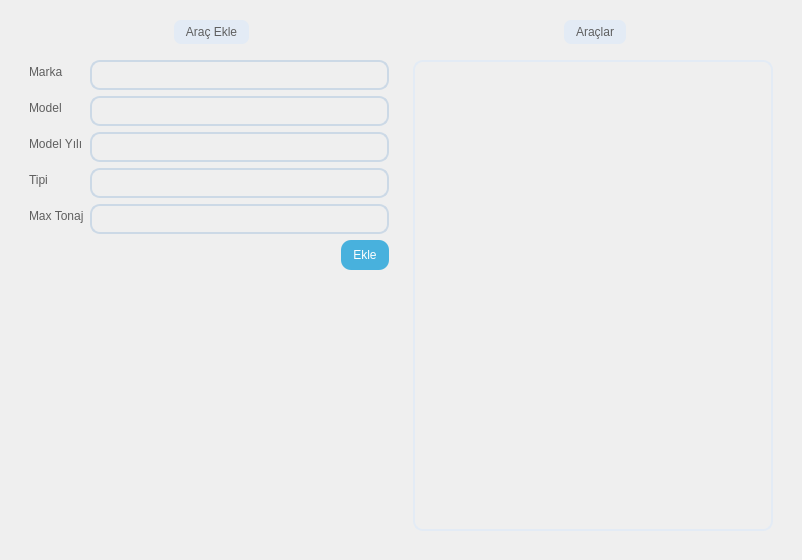
The window that ui/templates/tabs/vehicleandtrip/addvehicle.ui (farukbayhan1/NewLogistics) describes before a commit, drawn with Qt 5.
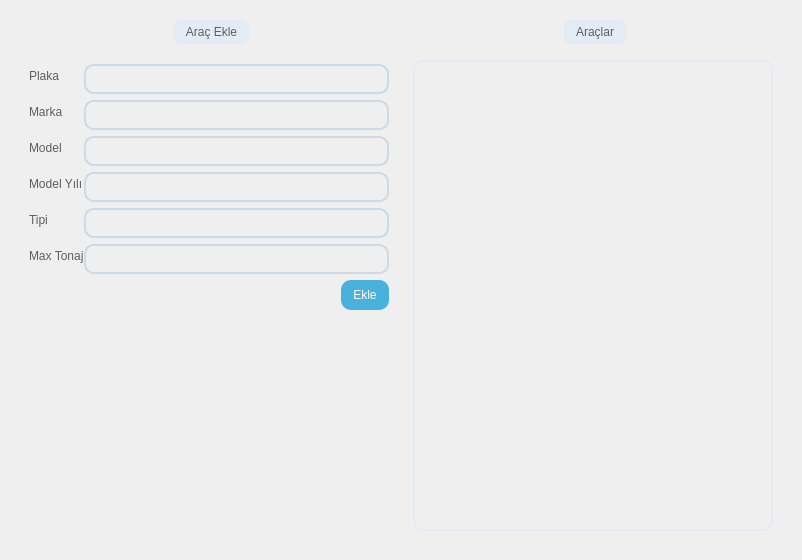
The same window after the commit.

Patch:
```diff
--- a/ui/templates/tabs/vehicleandtrip/addvehicle.ui
+++ b/ui/templates/tabs/vehicleandtrip/addvehicle.ui
@@ -22,7 +22,7 @@
 	color: #5f5f5f
 }
 
-QListView {
+QTableWidget {
     border: 2px solid #e3ebf5;
     border-radius: 10px;
     background-color: transparent;
@@ -106,25 +106,28 @@
     <widget class="QWidget" name="widget" native="true">
      <layout class="QHBoxLayout" name="horizontalLayout_4">
       <item>
-       <widget class="QGroupBox" name="groupBox">
+       <widget class="QGroupBox" name="groupBoxAddVehicle">
         <property name="title">
          <string>Araç Ekle</string>
         </property>
         <layout class="QHBoxLayout" name="horizontalLayout_3">
-         <property name="topMargin">
-          <number>25</number>
-         </property>
          <item>
           <layout class="QFormLayout" name="formLayout">
+           <property name="horizontalSpacing">
+            <number>0</number>
+           </property>
+           <property name="topMargin">
+            <number>20</number>
+           </property>
            <item row="0" column="0">
-            <widget class="QLabel" name="label">
+            <widget class="QLabel" name="labelNumberPlate">
              <property name="text">
-              <string>Marka</string>
+              <string>Plaka</string>
              </property>
             </widget>
            </item>
            <item row="0" column="1">
-            <widget class="QLineEdit" name="lineEdit">
+            <widget class="QLineEdit" name="lineEditNumberPlate">
              <property name="minimumSize">
               <size>
                <width>0</width>
@@ -134,14 +137,14 @@
             </widget>
            </item>
            <item row="1" column="0">
-            <widget class="QLabel" name="label_2">
+            <widget class="QLabel" name="labelBrand">
              <property name="text">
-              <string>Model</string>
+              <string>Marka</string>
              </property>
             </widget>
            </item>
            <item row="1" column="1">
-            <widget class="QLineEdit" name="lineEdit_2">
+            <widget class="QLineEdit" name="lineEditBrand">
              <property name="minimumSize">
               <size>
                <width>0</width>
@@ -151,14 +154,14 @@
             </widget>
            </item>
            <item row="2" column="0">
-            <widget class="QLabel" name="label_3">
+            <widget class="QLabel" name="labelModel">
              <property name="text">
-              <string>Model Yılı</string>
+              <string>Model</string>
              </property>
             </widget>
            </item>
            <item row="2" column="1">
-            <widget class="QLineEdit" name="lineEdit_3">
+            <widget class="QLineEdit" name="lineEditModel">
              <property name="minimumSize">
               <size>
                <width>0</width>
@@ -168,14 +171,14 @@
             </widget>
            </item>
            <item row="3" column="0">
-            <widget class="QLabel" name="label_4">
+            <widget class="QLabel" name="labelModelYear">
              <property name="text">
-              <string>Tipi</string>
+              <string>Model Yılı</string>
              </property>
             </widget>
            </item>
            <item row="3" column="1">
-            <widget class="QLineEdit" name="lineEdit_4">
+            <widget class="QLineEdit" name="lineEditModelYear">
              <property name="minimumSize">
               <size>
                <width>0</width>
@@ -185,14 +188,14 @@
             </widget>
            </item>
            <item row="4" column="0">
-            <widget class="QLabel" name="label_5">
+            <widget class="QLabel" name="labelType">
              <property name="text">
-              <string>Max Tonaj</string>
+              <string>Tipi</string>
              </property>
             </widget>
            </item>
            <item row="4" column="1">
-            <widget class="QLineEdit" name="lineEdit_5">
+            <widget class="QLineEdit" name="lineEditType">
              <property name="minimumSize">
               <size>
                <width>0</width>
@@ -201,7 +204,24 @@
              </property>
             </widget>
            </item>
-           <item row="5" column="0" colspan="2">
+           <item row="5" column="0">
+            <widget class="QLabel" name="labelLoadCapacity">
+             <property name="text">
+              <string>Max Tonaj</string>
+             </property>
+            </widget>
+           </item>
+           <item row="5" column="1">
+            <widget class="QLineEdit" name="lineEditLoadCapacity">
+             <property name="minimumSize">
+              <size>
+               <width>0</width>
+               <height>30</height>
+              </size>
+             </property>
+            </widget>
+           </item>
+           <item row="6" column="0" colspan="2">
             <layout class="QHBoxLayout" name="horizontalLayout">
              <item>
               <spacer name="horizontalSpacer">
@@ -217,7 +237,7 @@
               </spacer>
              </item>
              <item>
-              <widget class="QPushButton" name="pushButton">
+              <widget class="QPushButton" name="pushButtonAddVehicle">
                <property name="minimumSize">
                 <size>
                  <width>0</width>
@@ -243,7 +263,7 @@
        </widget>
       </item>
       <item>
-       <widget class="QGroupBox" name="groupBox_2">
+       <widget class="QGroupBox" name="groupBoxListVehicle">
         <property name="title">
          <string>Araçlar</string>
         </property>
@@ -252,7 +272,7 @@
           <number>25</number>
          </property>
          <item>
-          <widget class="QListView" name="listView"/>
+          <widget class="QTableWidget" name="tableWidgetVehicles"/>
          </item>
         </layout>
        </widget>
```
